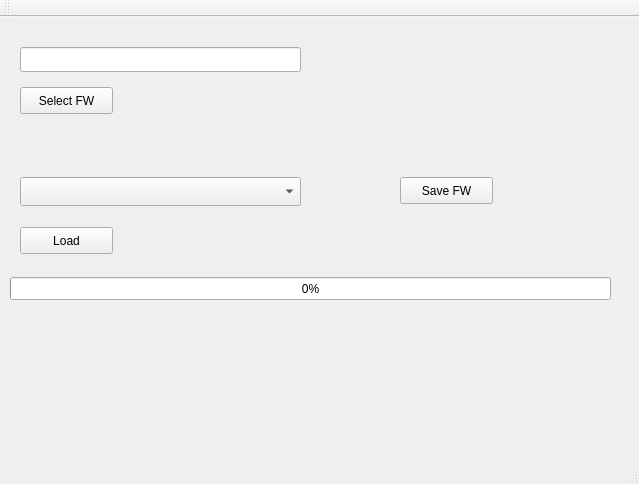
First picture: the form in mainwindow.ui, repository DeuceEFI/emsload, before the edit.
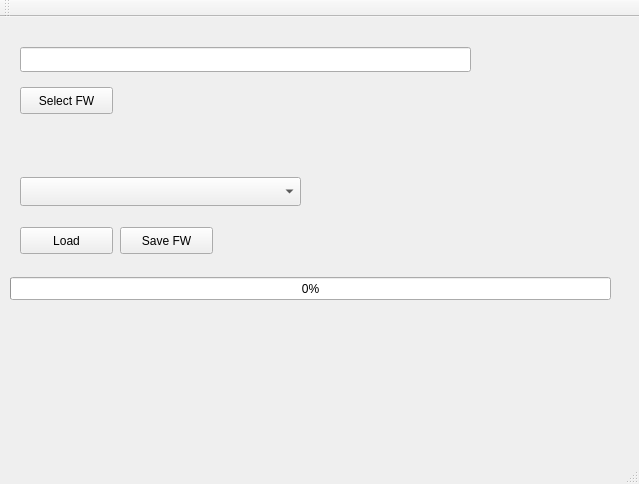
Second picture: the form after the edit.

Commit message: Changes for new S19File class for parsing of S19 files, and better output reporting for time/speed of flashing

Patch:
```diff
--- a/mainwindow.ui
+++ b/mainwindow.ui
@@ -55,7 +55,7 @@
      <rect>
       <x>20</x>
       <y>30</y>
-      <width>281</width>
+      <width>451</width>
       <height>25</height>
      </rect>
     </property>
@@ -76,8 +76,8 @@
    <widget class="QPushButton" name="selectSavePushButton">
     <property name="geometry">
      <rect>
-      <x>400</x>
-      <y>160</y>
+      <x>120</x>
+      <y>210</y>
       <width>93</width>
       <height>27</height>
      </rect>
@@ -86,6 +86,19 @@
      <string>Save FW</string>
     </property>
    </widget>
+   <widget class="QLabel" name="label">
+    <property name="geometry">
+     <rect>
+      <x>320</x>
+      <y>70</y>
+      <width>271</width>
+      <height>151</height>
+     </rect>
+    </property>
+    <property name="text">
+     <string/>
+    </property>
+   </widget>
   </widget>
   <widget class="QMenuBar" name="menuBar">
    <property name="geometry">
```
The commit also changes 10 other files.
